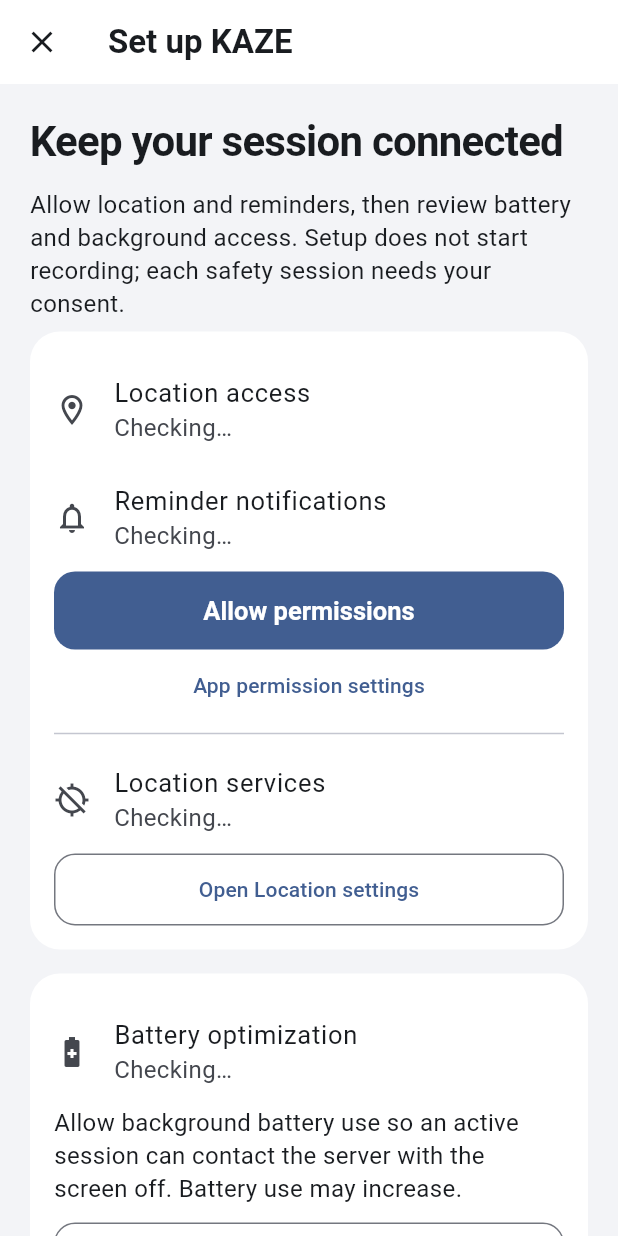
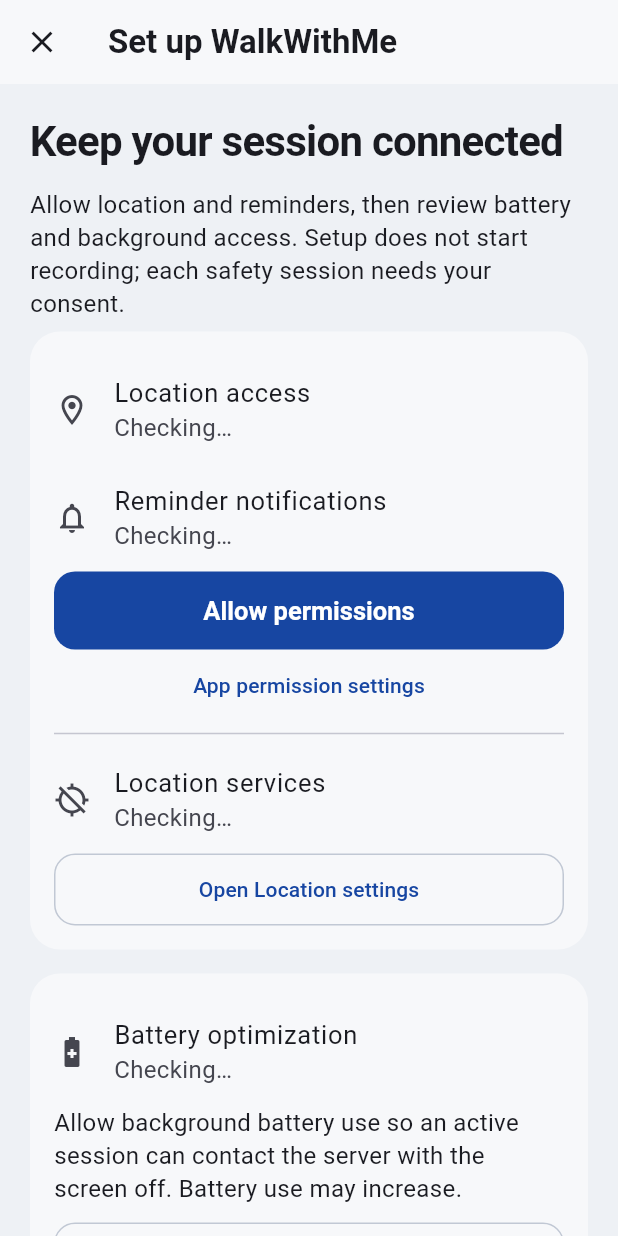
Before and after one commit to ezrasong/WalkWithMe, a Flutter app: the screen it shows after launch, on a phone screen of 412 x 824 dp. Run offline on Flutter 3.47's test engine with Material 3 defaults, Android fonts, the light colour scheme and no system bars; our stand-ins replace camera, flutter_compass, flutter_secure_storage, geolocator, qr_flutter; missing offline and left inert: maplibre, mobile_scanner.

Commit message:
Apply WalkWithMe branding and palette

```diff
--- a/mobile/lib/device_setup.dart
+++ b/mobile/lib/device_setup.dart
@@ -48,7 +48,7 @@
     } catch (_) {
       if (mounted) {
         setState(
-          () => error = 'Could not read device settings. Review KAZE permissions in Settings.',
+          () => error = 'Could not read device settings. Review WalkWithMe permissions in Settings.',
         );
       }
     }
@@ -74,7 +74,7 @@
     } catch (_) {
       if (mounted) {
         setState(
-          () => error = 'Open this phone’s Settings and select KAZE to change this setting.',
+          () => error = 'Open this phone’s Settings and select WalkWithMe to change this setting.',
         );
       }
     } finally {
@@ -124,7 +124,7 @@
         ? yes
         : no;
     return Scaffold(
-      appBar: AppBar(title: const Text('Set up KAZE')),
+      appBar: AppBar(title: const Text('Set up WalkWithMe')),
       body: SafeArea(
         child: ListView(
           padding: const EdgeInsets.all(20),
@@ -195,7 +195,7 @@
                   'Battery optimization',
                   known(
                     battery,
-                    'KAZE is exempt from Android battery optimization.',
+                    'WalkWithMe is exempt from Android battery optimization.',
                     'Optimization is on. Android may delay background work.',
                   ),
                   battery,
@@ -223,13 +223,13 @@
                 ),
                 Text(
                   vivo
-                      ? 'Vivo: App info → Battery usage → Background power control → Allow background power usage. Smart control can freeze KAZE even during an active session.'
-                      : 'In KAZE App info, allow background usage or choose Unrestricted under Battery. Some phones have an additional auto-start control.',
+                      ? 'Vivo: App info → Battery usage → Background power control → Allow background power usage. Smart control can freeze WalkWithMe even during an active session.'
+                      : 'In WalkWithMe App info, allow background usage or choose Unrestricted under Battery. Some phones have an additional auto-start control.',
                 ),
                 const SizedBox(height: 12),
                 OutlinedButton(
                   onPressed: busy ? null : () => act('appSettings'),
-                  child: const Text('Open KAZE app settings'),
+                  child: const Text('Open WalkWithMe app settings'),
                 ),
                 const SizedBox(height: 8),
                 const Text(
--- a/mobile/lib/guardian_pairing.dart
+++ b/mobile/lib/guardian_pairing.dart
@@ -99,7 +99,7 @@
           padding: const EdgeInsets.all(20),
           children: [
             const Text(
-              'On their phone, open KAZE → Join as guardian → Scan QR code. Or tell them the pairing code below.',
+              'On their phone, open WalkWithMe → Join as guardian → Scan QR code. Or tell them the pairing code below.',
             ),
             const SizedBox(height: 16),
             if (loading) const Center(child: CircularProgressIndicator()),
@@ -113,7 +113,8 @@
                       data: current.qrData,
                       backgroundColor: Colors.white,
                       padding: const EdgeInsets.all(20),
-                      semanticsLabel: 'Private KAZE guardian pairing QR code',
+                      semanticsLabel:
+                          'Private WalkWithMe guardian pairing QR code',
                     ),
                   ),
                 ),
@@ -265,7 +266,7 @@
                       child: Padding(
                         padding: EdgeInsets.all(20),
                         child: Text(
-                          'Camera unavailable. Allow Camera access for KAZE in your phone’s Settings, or go back and enter the pairing code.',
+                          'Camera unavailable. Allow Camera access for WalkWithMe in your phone’s Settings, or go back and enter the pairing code.',
                         ),
                       ),
                     ),
--- a/mobile/lib/main.dart
+++ b/mobile/lib/main.dart
@@ -69,7 +69,7 @@
 
   @override
   Widget build(BuildContext context) => MaterialApp(
-    title: 'KAZE',
+    title: 'WalkWithMe',
     debugShowCheckedModeBanner: false,
     theme: kazeTheme(Brightness.light),
     darkTheme: kazeTheme(Brightness.dark),
@@ -83,11 +83,25 @@
 
 ThemeData kazeTheme(Brightness brightness) {
   final dark = brightness == Brightness.dark;
-  final colors = ColorScheme.fromSeed(
-    seedColor: const Color(0xff245caa),
-    brightness: brightness,
-    surface: dark ? const Color(0xff1c1e23) : Colors.white,
-  );
+  const deepBlue = Color(0xff1746a2);
+  final colors =
+      ColorScheme.fromSeed(
+        seedColor: deepBlue,
+        brightness: brightness,
+        surface: dark ? const Color(0xff11151c) : const Color(0xfff7f8fa),
+      ).copyWith(
+        primary: dark ? const Color(0xff4f7cff) : deepBlue,
+        onPrimary: Colors.white,
+        secondary: dark ? const Color(0xff7597ff) : const Color(0xff2859b8),
+        surfaceContainerLowest: dark ? const Color(0xff080a0e) : Colors.white,
+        surfaceContainerLow: dark
+            ? const Color(0xff151a23)
+            : const Color(0xffeef1f6),
+        surfaceContainer: dark
+            ? const Color(0xff1a202b)
+            : const Color(0xffe7ebf2),
+        outline: dark ? const Color(0xff343d4d) : const Color(0xffc1c8d4),
+      );
   return ThemeData(
     colorScheme: colors,
     cupertinoOverrideTheme: CupertinoThemeData(
@@ -97,8 +111,8 @@
     ),
     useMaterial3: true,
     scaffoldBackgroundColor: dark
-        ? const Color(0xff101216)
-        : const Color(0xfff3f4f7),
+        ? const Color(0xff080a0e)
+        : const Color(0xffeef1f5),
     textTheme: const TextTheme(
       headlineSmall: TextStyle(
         fontSize: 28,
@@ -296,14 +310,14 @@
         ? CupertinoNavigationBar(
             middle: Text(
               c.access == null
-                  ? 'KAZE'
+                  ? 'WalkWithMe'
                   : ['Session', 'Activity', 'Settings'][tab],
             ),
           )
         : AppBar(
             title: Text(
               c.access == null
-                  ? 'KAZE'
+                  ? 'WalkWithMe'
                   : ['Session', 'Activity', 'Settings'][tab],
             ),
           ),
@@ -519,7 +533,7 @@
           ),
         ]),
       note(
-        'Android guardians can enable background monitoring. iPhone guardians can enable local review reminders; these cannot confirm a missed check-in while KAZE is closed. Apple push requires paid-team signing and server setup. No emergency dispatch, calls or SMS are connected. The PC and network must stay running.',
+        'Android guardians can enable background monitoring. iPhone guardians can enable local review reminders; these cannot confirm a missed check-in while WalkWithMe is closed. Apple push requires paid-team signing and server setup. No emergency dispatch, calls or SMS are connected. The PC and network must stay running.',
       ),
       note(
         'OpenFreeMap serves vector maps using OpenStreetMap data and receives the viewed area and IP address. You can turn the street map off in Settings.',
@@ -596,7 +610,8 @@
                 : 'Background guardian alerts',
           ),
           subtitle: Text(
-            c.device['status'] as String? ?? 'Off. Keep KAZE open for updates.',
+            c.device['status'] as String? ??
+                'Off. Keep WalkWithMe open for updates.',
           ),
           value: c.device['enabled'] == true,
           onChanged: c.busy ? null : c.setGuardianMonitoring,
@@ -605,15 +620,15 @@
             c.device['enabled'] == true &&
             c.device['running'] != true)
           note(
-            'Android has not confirmed the monitor is running. Turn it off and on again while KAZE is open.',
+            'Android has not confirmed the monitor is running. Turn it off and on again while WalkWithMe is open.',
           ),
         note(
           c.iosGuardian
-              ? 'With a free Apple Account, reminders use the last known deadline and may be stale after a wearer check-in or access change. Reopen KAZE to verify status. Remote push requires a paid Apple Developer team, signing capability and server credentials; physical delivery is unverified. Focus and notification settings can suppress notifications.'
+              ? 'With a free Apple Account, reminders use the last known deadline and may be stale after a wearer check-in or access change. Reopen WalkWithMe to verify status. Remote push requires a paid Apple Developer team, signing capability and server credentials; physical delivery is unverified. Focus and notification settings can suppress notifications.'
               : 'Uses a persistent Android notification and an internet connection. Battery restrictions, notification settings, force-stop or restarting the phone can interrupt delivery. Review Permissions & background setup.',
         ),
       ] else
-        note('Keep KAZE open for guardian updates on this device.'),
+        note('Keep WalkWithMe open for guardian updates on this device.'),
     ],
   );
 
@@ -718,7 +733,7 @@
             ),
           )
         else
-          note('Keep KAZE open for guardian updates on this device.'),
+          note('Keep WalkWithMe open for guardian updates on this device.'),
     ]);
     final location = Card(
       child: ListTile(
@@ -1279,7 +1294,7 @@
               leading: Icon(Icons.watch_outlined),
               title: Text('Watch connects automatically'),
               subtitle: Text(
-                'Open KAZE on your paired watch, then tap Check in.',
+                'Open WalkWithMe on your paired watch, then tap Check in.',
               ),
             ),
         ]),
@@ -1373,7 +1388,10 @@
           action(
             Icons.info_outline,
             'Licenses & map credits',
-            () => showLicensePage(context: context, applicationName: 'KAZE'),
+            () => showLicensePage(
+              context: context,
+              applicationName: 'WalkWithMe',
+            ),
           ),
         ]),
       ],
--- a/mobile/lib/session.dart
+++ b/mobile/lib/session.dart
@@ -21,24 +21,24 @@
 
 String guardianCodeFromQr(String value, {String baseUrl = kazeBackendUrl}) {
   if (value.length > 2048) {
-    throw const FormatException('Scan a KAZE guardian QR code.');
+    throw const FormatException('Scan a WalkWithMe guardian QR code.');
   }
   final dynamic data;
   try {
     data = jsonDecode(value);
   } catch (_) {
-    throw const FormatException('Scan a KAZE guardian QR code.');
+    throw const FormatException('Scan a WalkWithMe guardian QR code.');
   }
   if (data is! Map ||
       data['app'] != 'KAZE' ||
       data['version'] != 1 ||
       data['baseUrl'] is! String ||
       data['code'] is! String) {
-    throw const FormatException('Scan a KAZE guardian QR code.');
+    throw const FormatException('Scan a WalkWithMe guardian QR code.');
   }
   if (validateBaseUrl(data['baseUrl']) != validateBaseUrl(baseUrl)) {
     throw const FormatException(
-      'This QR code belongs to a different KAZE service. Ask for a current invitation.',
+      'This QR code belongs to a different WalkWithMe service. Ask for a current invitation.',
     );
   }
   return guardianPairingCode(data['code']);
@@ -77,7 +77,7 @@
       uri.hasQuery ||
       uri.hasFragment ||
       (uri.path.isNotEmpty && uri.path != '/')) {
-    throw const FormatException('Invalid KAZE server address.');
+    throw const FormatException('Invalid WalkWithMe server address.');
   }
   final ip = InternetAddress.tryParse(uri.host);
   final b = ip?.rawAddress;
@@ -91,7 +91,9 @@
               (b[0] == 172 && b[1] >= 16 && b[1] <= 31)));
   if (uri.scheme != 'https' &&
       !(allowLocalHttp && uri.scheme == 'http' && local)) {
-    throw const FormatException('KAZE requires a secure server connection.');
+    throw const FormatException(
+      'WalkWithMe requires a secure server connection.',
+    );
   }
   return uri.replace(path: '').toString();
 }
@@ -215,7 +217,9 @@
       }
     } catch (_) {
       if (current != access || startedRevision != revision || disposed) return;
-      device = {'status': 'Background monitoring unavailable. Keep KAZE open.'};
+      device = {
+        'status': 'Background monitoring unavailable. Keep WalkWithMe open.',
+      };
     }
   }
 
@@ -316,7 +320,7 @@
     } catch (_) {
       throw ApiFailure(
         response.statusCode,
-        'The server did not return a KAZE response.',
+        'The server did not return a WalkWithMe response.',
       );
     }
     if (response.statusCode < 200 || response.statusCode >= 300) {
@@ -633,7 +637,7 @@
     if (Uri.parse(next.baseUrl).origin !=
         Uri.parse(validateBaseUrl(kazeBackendUrl)).origin) {
       throw const FormatException(
-        'This invitation belongs to a different KAZE service. Ask the wearer for a current invitation.',
+        'This invitation belongs to a different WalkWithMe service. Ask the wearer for a current invitation.',
       );
     }
     await _ensureGuardianDevice();
```
Also changed, not shown: 16 other files.
